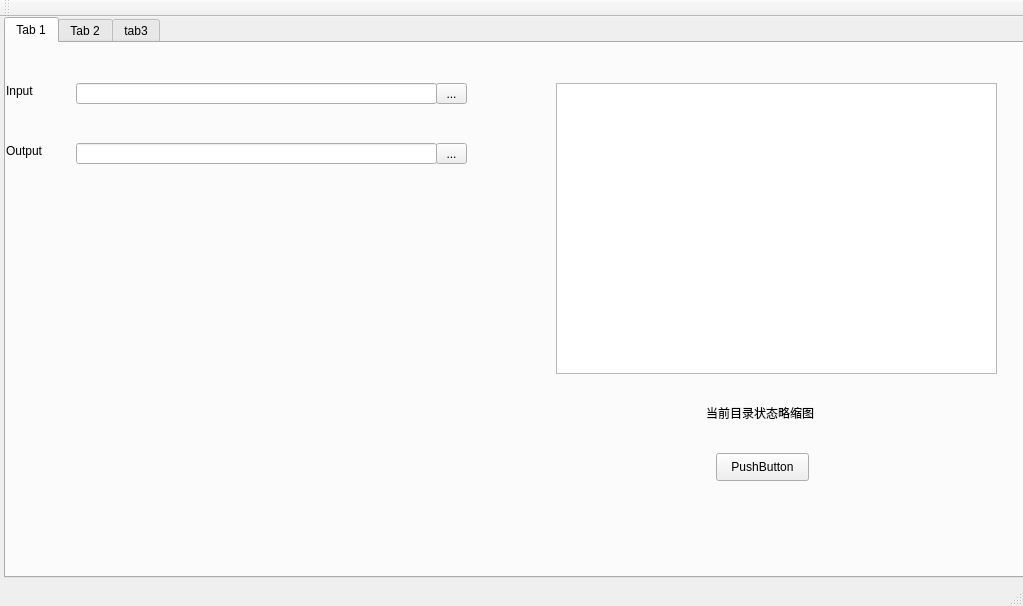
VVVVictorJ/Qt_Gui, file mainwindow.ui: the form before one commit.
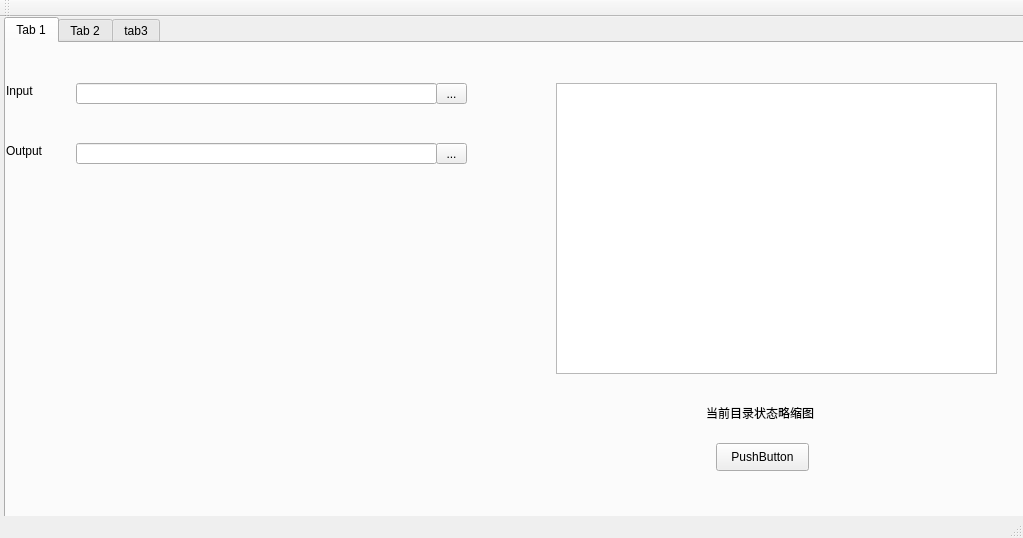
The form after the commit.

What changed in the file:
```diff
--- a/mainwindow.ui
+++ b/mainwindow.ui
@@ -7,7 +7,7 @@
     <x>0</x>
     <y>0</y>
     <width>1023</width>
-    <height>606</height>
+    <height>538</height>
    </rect>
   </property>
   <property name="windowTitle">
@@ -129,7 +129,7 @@
       <property name="geometry">
        <rect>
         <x>710</x>
-        <y>410</y>
+        <y>400</y>
         <width>93</width>
         <height>28</height>
        </rect>
```
